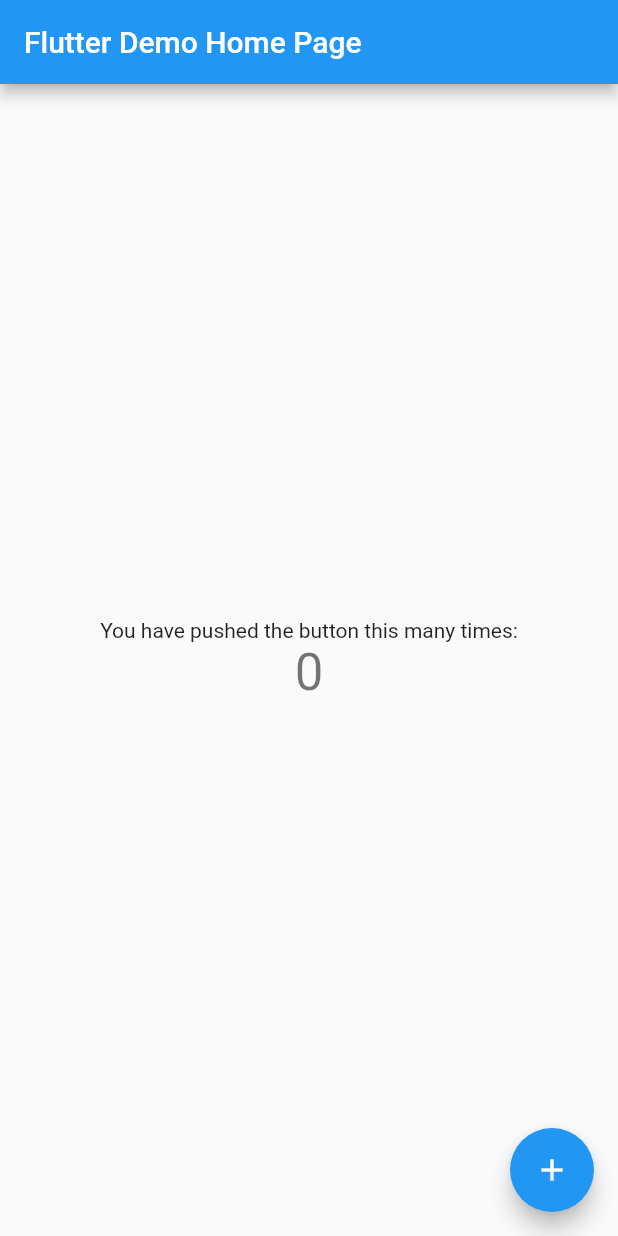
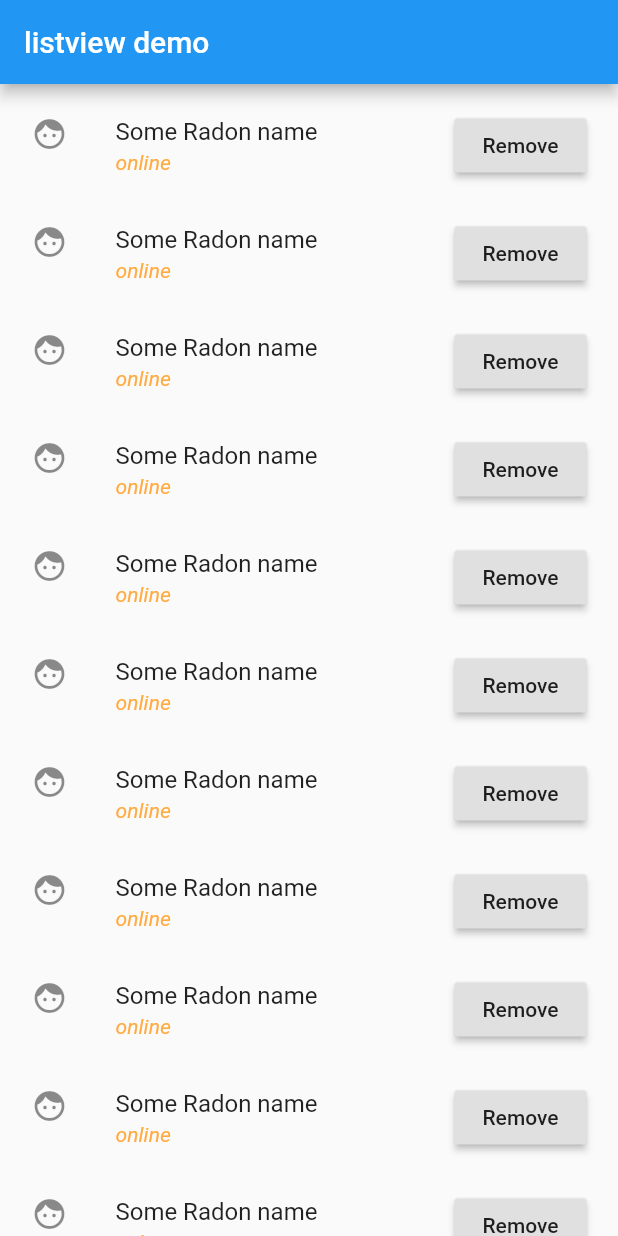
Before and after one commit to SparkJzp/flutterDemo, a Flutter app: the screen it shows after launch, on a phone screen of 412 x 824 dp. Run offline on Flutter 3.47's test engine with Material 2 defaults, Android fonts, the phone set to English and light mode, and no system bars.

Commit message:
demo01 list & dialog

```diff
--- /dev/null
+++ b/lib/list_and_dialog/demo_01.dart
@@ -0,0 +1,70 @@
+import 'dart:async';
+import 'package:flutter/material.dart';
+class ListViewDemoPage extends StatefulWidget{
+  @override
+    State<StatefulWidget> createState() => new ListViewDemoState();
+}
+
+class ListViewDemoState extends State<ListViewDemoPage>{
+  @override
+    Widget build(BuildContext context) {
+
+      return new Scaffold(
+        appBar: new AppBar(
+          title: new Text('listview demo'),
+        ),
+        body: new Container(
+          child: new _ListView(),
+        ),
+      );
+    }
+}
+class _ListView extends StatelessWidget{
+   @override
+    Widget build(BuildContext context) {
+      return new ListView.builder(
+        padding: const EdgeInsets.all(5.0),
+        itemBuilder: (context,i){
+          return new ListTile(
+            title: new Text('Some Radon name'),
+            subtitle: new Text('online',style: new TextStyle(fontStyle: FontStyle.italic,color: Colors.orangeAccent),),
+            leading: const Icon(Icons.face),
+            trailing: new RaisedButton(
+              child: new Text('Remove'),
+              onPressed: (){
+                deleteDialog(context).then((value){
+                  print('value is $value');
+                });
+              },
+            ),
+          );
+        },
+      );
+    }
+}
+Future<bool> deleteDialog(BuildContext context){
+  return showDialog(
+    context: context,
+    builder: (BuildContext context){
+      return new AlertDialog(
+        title: new Text('Are you sure?'),
+        actions: <Widget>[
+          new FlatButton(
+            child: new Text('Yes'),
+            onPressed: (){
+              Navigator.of(context).pop(true);
+            },
+          ),
+           new FlatButton(
+            child: new Text('No'),
+            onPressed: (){
+              Navigator.of(context).pop(false);
+            },
+          ),
+        ],
+      );
+    },
+    barrierDismissible: false
+  );
+
+}
--- a/lib/main.dart
+++ b/lib/main.dart
@@ -1,3 +1,4 @@
+import 'package:demo/list_and_dialog/demo_01.dart';
 import 'package:flutter/material.dart';
 
 void main() => runApp(MyApp());
@@ -20,92 +21,7 @@ class MyApp extends StatelessWidget {
         // is not restarted.
         primarySwatch: Colors.blue,
       ),
-      home: MyHomePage(title: 'Flutter Demo Home Page'),
+      home: ListViewDemoPage(),
     );
   }
 }
-
-class MyHomePage extends StatefulWidget {
-  MyHomePage({Key key, this.title}) : super(key: key);
-
-  // This widget is the home page of your application. It is stateful, meaning
-  // that it has a State object (defined below) that contains fields that affect
-  // how it looks.
-
-  // This class is the configuration for the state. It holds the values (in this
-  // case the title) provided by the parent (in this case the App widget) and
-  // used by the build method of the State. Fields in a Widget subclass are
-  // always marked "final".
-
-  final String title;
-
-  @override
-  _MyHomePageState createState() => _MyHomePageState();
-}
-
-class _MyHomePageState extends State<MyHomePage> {
-  int _counter = 0;
-
-  void _incrementCounter() {
-    setState(() {
-      // This call to setState tells the Flutter framework that something has
-      // changed in this State, which causes it to rerun the build method below
-      // so that the display can reflect the updated values. If we changed
-      // _counter without calling setState(), then the build method would not be
-      // called again, and so nothing would appear to happen.
-      _counter++;
-    });
-  }
-
-  @override
-  Widget build(BuildContext context) {
-    // This method is rerun every time setState is called, for instance as done
-    // by the _incrementCounter method above.
-    //
-    // The Flutter framework has been optimized to make rerunning build methods
-    // fast, so that you can just rebuild anything that needs updating rather
-    // than having to individually change instances of widgets.
-    return Scaffold(
-      appBar: AppBar(
-        // Here we take the value from the MyHomePage object that was created by
-        // the App.build method, and use it to set our appbar title.
-        title: Text(widget.title),
-      ),
-      body: Center(
-        // Center is a layout widget. It takes a single child and positions it
-        // in the middle of the parent.
-        child: Column(
-          // Column is also layout widget. It takes a list of children and
-          // arranges them vertically. By default, it sizes itself to fit its
-          // children horizontally, and tries to be as tall as its parent.
-          //
-          // Invoke "debug painting" (press "p" in the console, choose the
-          // "Toggle Debug Paint" action from the Flutter Inspector in Android
-          // Studio, or the "Toggle Debug Paint" command in Visual Studio Code)
-          // to see the wireframe for each widget.
-          //
-          // Column has various properties to control how it sizes itself and
-          // how it positions its children. Here we use mainAxisAlignment to
-          // center the children vertically; the main axis here is the vertical
-          // axis because Columns are vertical (the cross axis would be
-          // horizontal).
-          mainAxisAlignment: MainAxisAlignment.center,
-          children: <Widget>[
-            Text(
-              'You have pushed the button this many times:',
-            ),
-            Text(
-              '$_counter',
-              style: Theme.of(context).textTheme.display1,
-            ),
-          ],
-        ),
-      ),
-      floatingActionButton: FloatingActionButton(
-        onPressed: _incrementCounter,
-        tooltip: 'Increment',
-        child: Icon(Icons.add),
-      ), // This trailing comma makes auto-formatting nicer for build methods.
-    );
-  }
-}
```
Also changed, not shown: 6 other files.
